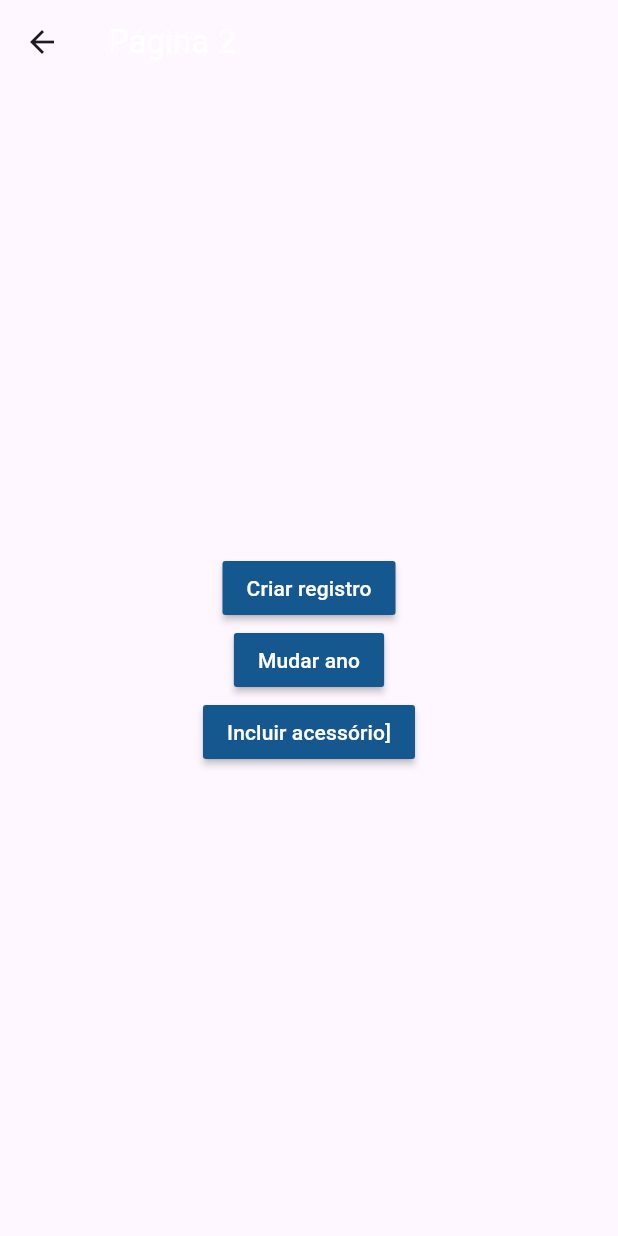
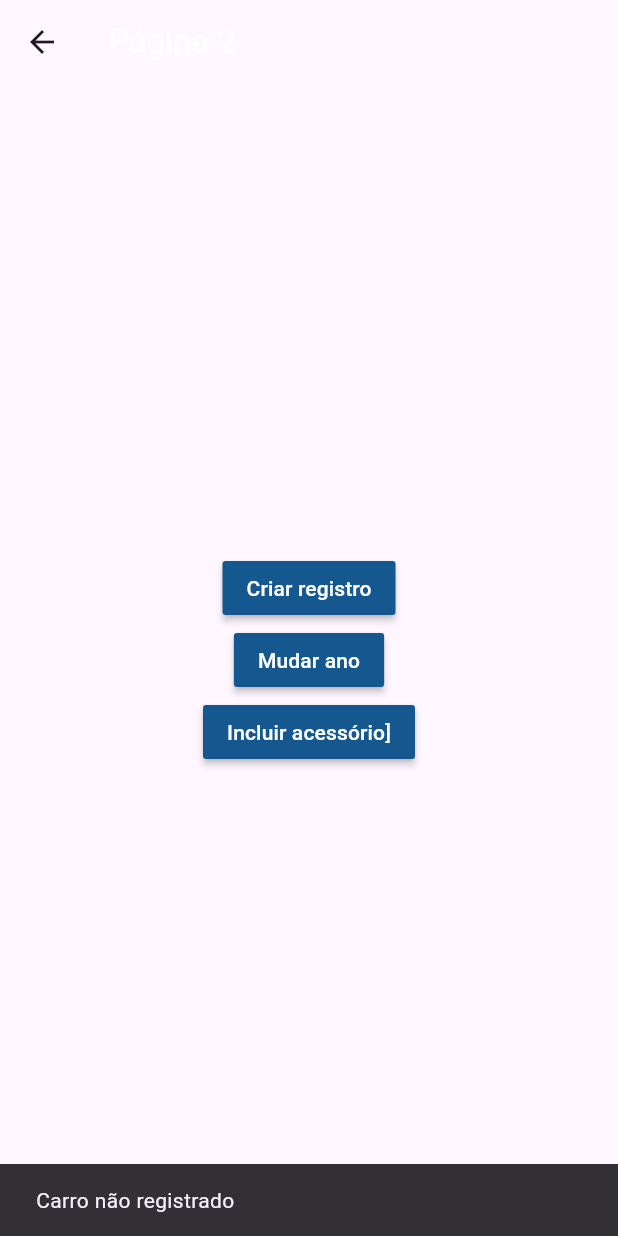
Before and after one commit to wanderok/estados-flutter, a Flutter app: the Pagina2Page screen opened by its route, after a tap on an icon or button, on a phone screen of 412 x 824 dp. Run offline on Flutter 3.47's test engine with Material 3 defaults, Android fonts, the phone set to English and light mode, and no system bars.

Commit message:
fim provider

```diff
--- a/lib/pagina2.dart
+++ b/lib/pagina2.dart
@@ -43,6 +43,13 @@ class Pagina2Page extends StatelessWidget {
             MaterialButton(
               color: const Color.fromARGB(255, 21, 88, 143),
               onPressed: () {
+                if (!carroService.existeCarro) {
+                  ScaffoldMessenger.of(context).showSnackBar(
+                    const SnackBar(
+                      content: Text('Carro não registrado'),
+                    ),
+                  );
+                }
                 carroService.adicionarAcessorio('AC');
                 carroService.adicionarAcessorio('DH');
                 carroService.adicionarAcessorio('LL');
```
